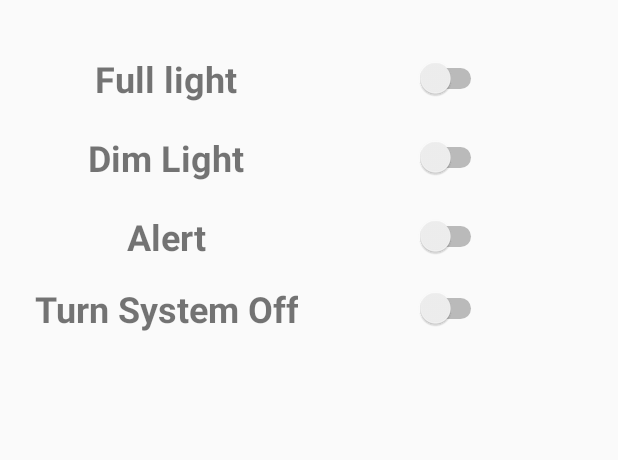
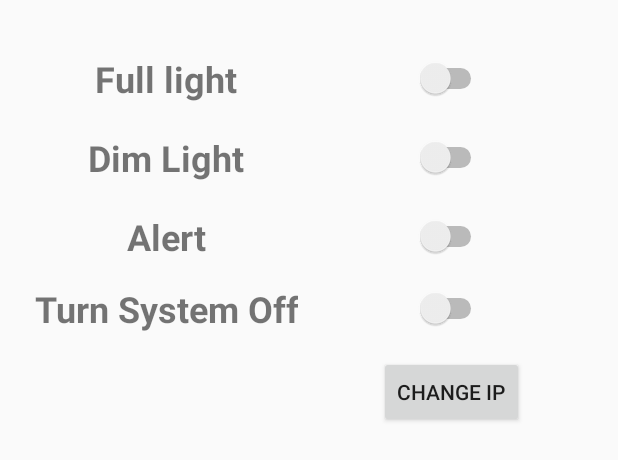
Before and after one commit to tunguyen2015/ProjectMana, an Android app: the layout activity_main.xml on its own in the app's theme, with its tools: preview values and no code run, on a phone screen of 412 x 824 dp. Shown: the top 460 px of the screen. Run offline under Robolectric (Android 15) with nearby library versions, the light colour scheme and no system bars.

Commit message:
Improve Android App

```diff
--- a/Household'sSensor/app/src/main/res/layout/activity_main.xml
+++ b/Household'sSensor/app/src/main/res/layout/activity_main.xml
@@ -131,7 +131,8 @@
         android:layout_below="@+id/linearLayout3"
         android:layout_centerHorizontal="true"
         android:gravity="center"
-        android:paddingTop = "15dp">
+        android:paddingTop = "15dp"
+        android:id="@+id/linearLayout4">
 
         <RelativeLayout
             android:layout_width="match_parent"
@@ -164,5 +165,46 @@
 
     </LinearLayout>
 
+    <LinearLayout
+        android:orientation="horizontal"
+        android:layout_width="match_parent"
+        android:layout_height="wrap_content"
+        android:layout_below="@+id/linearLayout4"
+        android:layout_centerHorizontal="true"
+        android:gravity="center"
+        android:paddingTop = "15dp"
+        android:id="@+id/linearLayout5">
+
+        <RelativeLayout
+            android:layout_width="match_parent"
+            android:layout_height="wrap_content"
+            android:layout_weight="1">
+            <TextView
+                android:layout_width="wrap_content"
+                android:layout_height="wrap_content"
+                android:textSize="20dp"
+                android:id="@+id/ipTitle"
+                android:textStyle="bold"
+                android:gravity="center"
+                android:layout_alignParentTop="true"
+                android:layout_centerHorizontal="true" />
+        </RelativeLayout>
+
+        <RelativeLayout
+            android:layout_width="match_parent"
+            android:layout_height="wrap_content"
+            android:layout_weight="1">
+            <Button
+                android:layout_width="wrap_content"
+                android:layout_height="wrap_content"
+                android:text="Change IP"
+                android:id="@+id/ipButton"
+                android:layout_centerHorizontal="true" />
+        </RelativeLayout>
+    </LinearLayout>
+
+
+
+
 
 </RelativeLayout>
```
Also changed, not shown: Household'sSensor/app/src/main/java/s3372771/householdssensor/MainActivity.java (+105 -15 lines), Household'sSensor/app/src/main/java/s3372771/householdssensor/SendDataController.java (+42 -7 lines), 1 other file.
